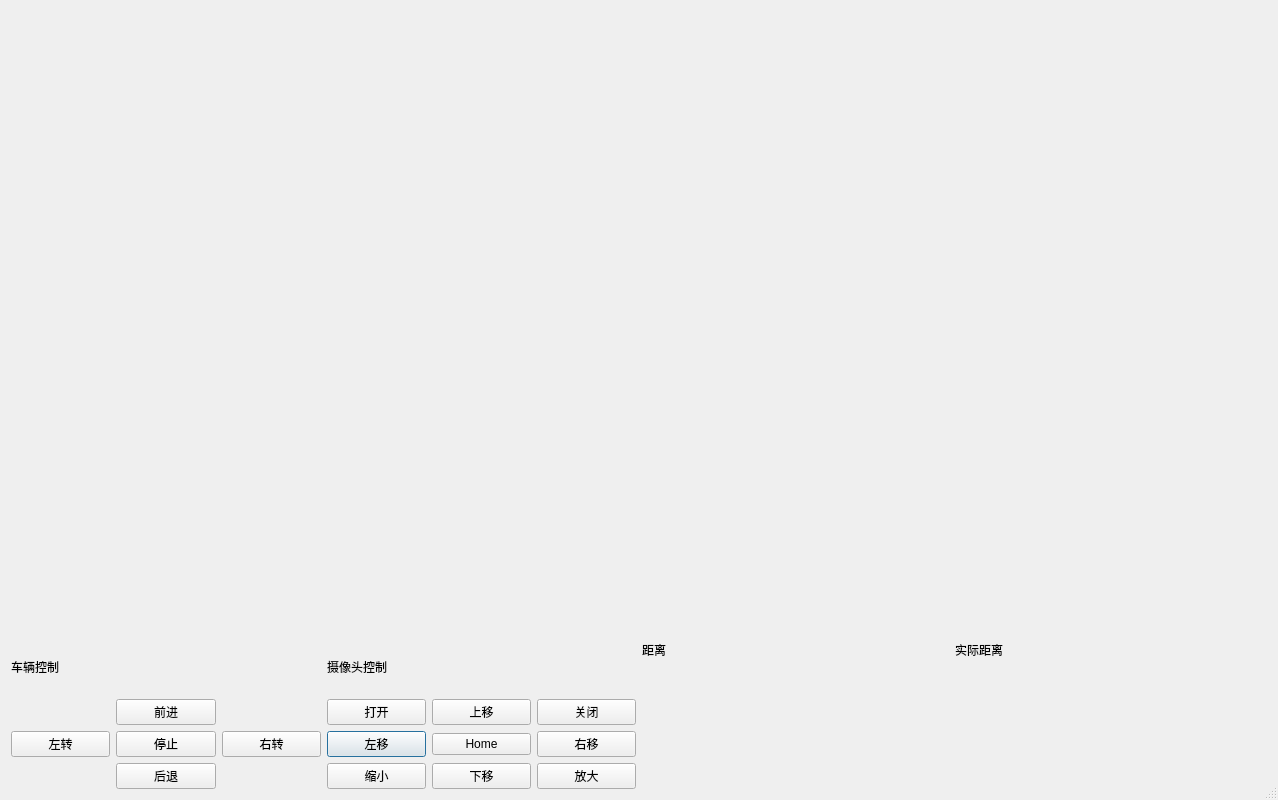
lshiwjx/MeasureDistance, file robotcontroldialog.ui: the form before one commit.
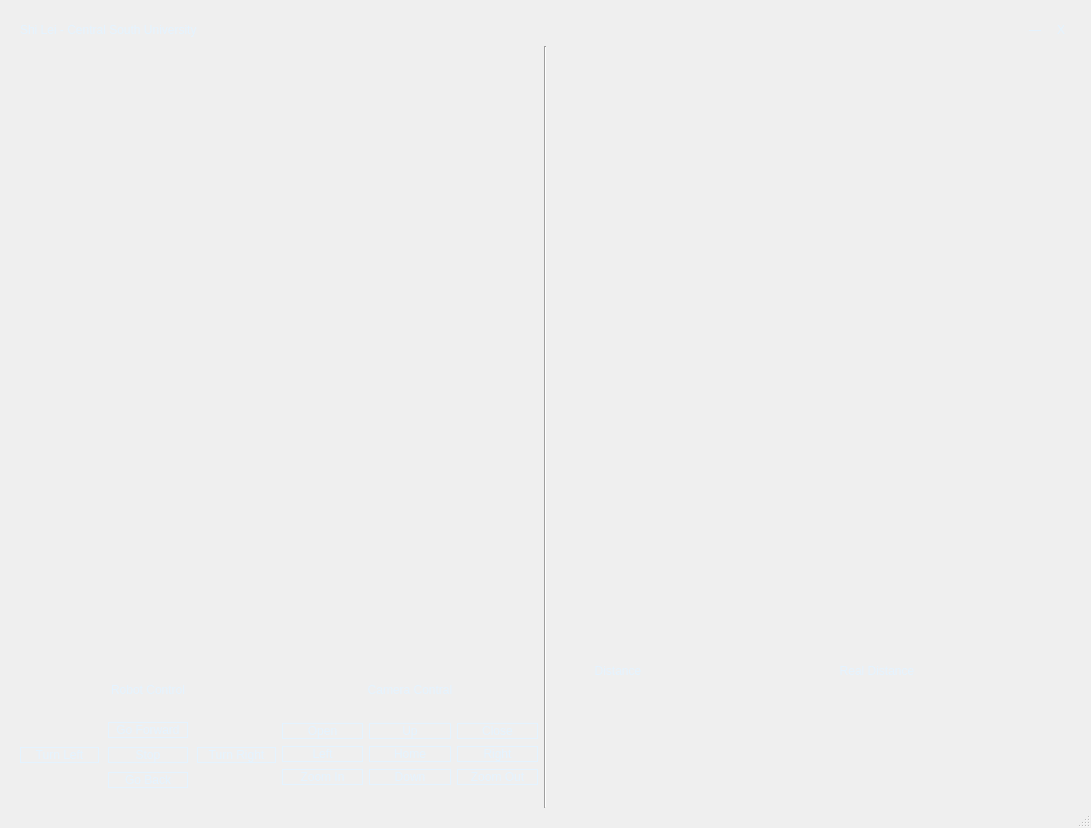
The form after the commit. Icons and pictures are not drawn. Custom widgets are drawn as their Qt base class.

Diff of the .ui file:
```diff
--- a/robotcontroldialog.ui
+++ b/robotcontroldialog.ui
@@ -9,8 +9,8 @@
    <rect>
     <x>0</x>
     <y>0</y>
-    <width>1278</width>
-    <height>800</height>
+    <width>1091</width>
+    <height>828</height>
    </rect>
   </property>
   <property name="sizePolicy">
@@ -34,8 +34,59 @@
   <property name="sizeGripEnabled">
    <bool>true</bool>
   </property>
+  <layout class="QGridLayout" name="gridLayout_2">
+   <item row="0" column="0">
+    <widget class="QFrame" name="frame">
+     <property name="styleSheet">
+      <string notr="true">#frame{
+
+border-image:url(E:/ShiLei/code/qtForVS/pic/3.jpg);
+border-radius: 10px;
+}
+QPushButton{
+	font: 75 italic 9pt &quot;Arial&quot;;
+    border:1px solid rgb(228,243,255);
+    background:rgba(255,255,255,0);
+	color: rgb(228, 243, 255);
+}
+QPushButton:hover                                               
+{
+    background: rgba(30,144,255,0.7);                         
+}
+QLabel#DistanceLabel,QLabel#RealDistanceLable,QLabel#robotControlLabel,QLabel#cameraControlLabel,QLabel#label
+{
+    font: 75 italic 9pt &quot;Arial&quot;;
+    color: rgb(228, 243, 255);
+}
+QLabel#DistanceValueLabel
+{
+   font: 75 italic 9pt &quot;Arial&quot;;
+   color: rgb(255,255, 0);
+}
+QLabel#RealDistanceValueLabel
+{
+   font: 75 italic 9pt &quot;Arial&quot;;
+   color: rgb(255, 0, 0);
+}
+QPushButton#pushButtonClose,QPushButton#pushButtonMinimize{
+	font: 75 14pt &quot;Arial&quot;;
+    border:0px;
+    background:rgba(255,255,255,0);
+	color: rgb(228, 243, 255);
+}
+QPushButton#pushButtonClose:hover,QPushButton#pushButtonMinimize:hover                                               
+{
+    background: rgba(210,10,10,0.7);                         
+}</string>
+     </property>
+     <property name="frameShape">
+      <enum>QFrame::StyledPanel</enum>
+     </property>
+     <property name="frameShadow">
+      <enum>QFrame::Raised</enum>
+     </property>
   <layout class="QGridLayout" name="gridLayout">
-   <item row="0" column="3">
+      <item row="1" column="2">
     <layout class="QGridLayout" name="SonarLayout">
      <item row="1" column="1">
       <widget class="MyMapLabel" name="MapLabel">
@@ -113,20 +164,20 @@
      </item>
     </layout>
    </item>
-   <item row="2" column="3">
+      <item row="2" column="2">
     <layout class="QVBoxLayout" name="CompareLayout">
      <property name="spacing">
       <number>0</number>
      </property>
      <item>
-      <layout class="QHBoxLayout" name="horizontalLayout_2">
+         <layout class="QHBoxLayout" name="horizontalLayout">
        <property name="spacing">
         <number>0</number>
        </property>
        <item>
         <widget class="QLabel" name="DistanceLabel">
          <property name="sizePolicy">
-          <sizepolicy hsizetype="Preferred" vsizetype="Preferred">
+             <sizepolicy hsizetype="Preferred" vsizetype="Minimum">
            <horstretch>0</horstretch>
            <verstretch>0</verstretch>
           </sizepolicy>
@@ -134,11 +185,14 @@
          <property name="minimumSize">
           <size>
            <width>0</width>
-           <height>0</height>
+              <height>15</height>
           </size>
          </property>
          <property name="text">
-          <string>距离</string>
+             <string>Distance</string>
+            </property>
+            <property name="alignment">
+             <set>Qt::AlignCenter</set>
          </property>
         </widget>
        </item>
@@ -160,11 +214,14 @@
          <property name="minimumSize">
           <size>
            <width>0</width>
-           <height>0</height>
+              <height>15</height>
           </size>
          </property>
          <property name="text">
-          <string>实际距离</string>
+             <string>Real Distance</string>
+            </property>
+            <property name="alignment">
+             <set>Qt::AlignCenter</set>
          </property>
         </widget>
        </item>
@@ -180,7 +237,7 @@
      <item>
       <widget class="MyPlotLabel" name="PlotLabel">
        <property name="sizePolicy">
-        <sizepolicy hsizetype="Minimum" vsizetype="Minimum">
+           <sizepolicy hsizetype="Preferred" vsizetype="Preferred">
          <horstretch>0</horstretch>
          <verstretch>0</verstretch>
         </sizepolicy>
@@ -197,6 +254,9 @@
          <height>400</height>
         </size>
        </property>
+          <property name="lineWidth">
+           <number>0</number>
+          </property>
        <property name="text">
         <string/>
        </property>
@@ -204,7 +264,7 @@
      </item>
     </layout>
    </item>
-   <item row="0" column="0">
+      <item row="1" column="0">
     <layout class="QGridLayout" name="figureLayout">
      <property name="sizeConstraint">
       <enum>QLayout::SetDefaultConstraint</enum>
@@ -212,6 +272,9 @@
      <property name="leftMargin">
       <number>0</number>
      </property>
+        <property name="spacing">
+         <number>0</number>
+        </property>
      <item row="3" column="1">
       <spacer name="verticalSpacerBottom">
        <property name="orientation">
@@ -311,7 +374,77 @@
      <item row="0" column="1">
       <widget class="QLabel" name="cameraControlLabel">
        <property name="text">
-        <string>摄像头控制</string>
+           <string>Camera Contral</string>
+          </property>
+          <property name="alignment">
+           <set>Qt::AlignCenter</set>
+          </property>
+         </widget>
+        </item>
+        <item row="1" column="0">
+         <layout class="QGridLayout" name="robotControlLayout">
+          <property name="topMargin">
+           <number>0</number>
+          </property>
+          <property name="bottomMargin">
+           <number>0</number>
+          </property>
+          <property name="spacing">
+           <number>9</number>
+          </property>
+          <item row="2" column="1">
+           <widget class="QPushButton" name="robotBackBtn">
+            <property name="text">
+             <string>Go Back</string>
+            </property>
+           </widget>
+          </item>
+          <item row="0" column="1">
+           <widget class="QPushButton" name="robotForwardBtn">
+            <property name="styleSheet">
+             <string notr="true"/>
+            </property>
+            <property name="text">
+             <string>Go Forward</string>
+            </property>
+           </widget>
+          </item>
+          <item row="1" column="1">
+           <widget class="QPushButton" name="robotStopBtn">
+            <property name="text">
+             <string>Stop</string>
+            </property>
+           </widget>
+          </item>
+          <item row="1" column="2">
+           <widget class="QPushButton" name="robotRightBtn">
+            <property name="text">
+             <string>Turn Right</string>
+            </property>
+           </widget>
+          </item>
+          <item row="1" column="0">
+           <widget class="QPushButton" name="robotLeftBtn">
+            <property name="text">
+             <string>Turn Left</string>
+            </property>
+           </widget>
+          </item>
+         </layout>
+        </item>
+        <item row="0" column="0">
+         <widget class="QLabel" name="robotControlLabel">
+          <property name="maximumSize">
+           <size>
+            <width>16777215</width>
+            <height>15</height>
+           </size>
+          </property>
+          <property name="text">
+           <string>Robot Control</string>
+          </property>
+          <property name="alignment">
+           <set>Qt::AlignCenter</set>
        </property>
       </widget>
      </item>
@@ -320,14 +453,14 @@
        <item row="2" column="0">
         <widget class="QPushButton" name="cameraLeftBtn">
          <property name="text">
-          <string>左移</string>
+             <string>Left</string>
          </property>
         </widget>
        </item>
        <item row="3" column="0">
         <widget class="QPushButton" name="cameraInBtn">
          <property name="text">
-          <string>缩小</string>
+             <string>Zoom In</string>
          </property>
         </widget>
        </item>
@@ -341,94 +474,126 @@
        <item row="0" column="1">
         <widget class="QPushButton" name="cameraUpBtn">
          <property name="text">
-          <string>上移</string>
+             <string>Up</string>
          </property>
         </widget>
        </item>
        <item row="2" column="2">
         <widget class="QPushButton" name="cameraRightBtn">
          <property name="text">
-          <string>右移</string>
+             <string>Right</string>
          </property>
         </widget>
        </item>
        <item row="3" column="1">
         <widget class="QPushButton" name="cameraDownBtn">
          <property name="text">
-          <string>下移</string>
+             <string>Down</string>
          </property>
         </widget>
        </item>
        <item row="3" column="2">
         <widget class="QPushButton" name="cameraOutBtn">
          <property name="text">
-          <string>放大</string>
+             <string>Zoom Out</string>
          </property>
         </widget>
        </item>
        <item row="0" column="0">
         <widget class="QPushButton" name="cameraOpenBtn">
          <property name="text">
-          <string>打开</string>
+             <string>Open</string>
          </property>
         </widget>
        </item>
        <item row="0" column="2">
         <widget class="QPushButton" name="cameraStopBtn">
          <property name="text">
-          <string>关闭</string>
+             <string>Close</string>
+            </property>
+           </widget>
+          </item>
+         </layout>
+        </item>
+       </layout>
+      </item>
+      <item row="1" column="1" rowspan="2">
+       <widget class="Line" name="line">
+        <property name="orientation">
+         <enum>Qt::Vertical</enum>
+        </property>
+       </widget>
+      </item>
+      <item row="0" column="2">
+       <layout class="QHBoxLayout" name="horizontalLayout_2">
+        <item>
+         <spacer name="horizontalSpacer_3">
+          <property name="orientation">
+           <enum>Qt::Horizontal</enum>
+          </property>
+          <property name="sizeHint" stdset="0">
+           <size>
+            <width>20</width>
+            <height>20</height>
+           </size>
+          </property>
+         </spacer>
+        </item>
+        <item>
+         <widget class="QPushButton" name="pushButtonMinimize">
+          <property name="sizePolicy">
+           <sizepolicy hsizetype="Minimum" vsizetype="Preferred">
+            <horstretch>0</horstretch>
+            <verstretch>1</verstretch>
+           </sizepolicy>
+          </property>
+          <property name="minimumSize">
+           <size>
+            <width>20</width>
+            <height>0</height>
+           </size>
+          </property>
+          <property name="text">
+           <string>—</string>
+          </property>
+         </widget>
+        </item>
+        <item>
+         <widget class="QPushButton" name="pushButtonClose">
+          <property name="sizePolicy">
+           <sizepolicy hsizetype="Preferred" vsizetype="Minimum">
+            <horstretch>0</horstretch>
+            <verstretch>0</verstretch>
+           </sizepolicy>
+          </property>
+          <property name="minimumSize">
+           <size>
+            <width>20</width>
+            <height>0</height>
+           </size>
+          </property>
+          <property name="text">
+           <string>X</string>
          </property>
         </widget>
        </item>
       </layout>
      </item>
      <item row="0" column="0">
-      <widget class="QLabel" name="robotControlLabel">
-       <property name="text">
-        <string>车辆控制</string>
-       </property>
-      </widget>
-     </item>
-     <item row="1" column="0">
-      <layout class="QGridLayout" name="robotControlLayout">
-       <item row="2" column="1">
-        <widget class="QPushButton" name="robotBackBtn">
-         <property name="text">
-          <string>后退</string>
-         </property>
-        </widget>
-       </item>
-       <item row="0" column="1">
-        <widget class="QPushButton" name="robotForwardBtn">
+       <widget class="QLabel" name="label">
+        <property name="mouseTracking">
+         <bool>false</bool>
+        </property>
+        <property name="acceptDrops">
+         <bool>false</bool>
+        </property>
          <property name="text">
-          <string>前进</string>
+         <string>Shi Lei - Central South University</string>
          </property>
         </widget>
        </item>
-       <item row="1" column="1">
-        <widget class="QPushButton" name="robotStopBtn">
-         <property name="text">
-          <string>停止</string>
-         </property>
-        </widget>
-       </item>
-       <item row="1" column="2">
-        <widget class="QPushButton" name="robotRightBtn">
-         <property name="text">
-          <string>右转</string>
-         </property>
-        </widget>
-       </item>
-       <item row="1" column="0">
-        <widget class="QPushButton" name="robotLeftBtn">
-         <property name="text">
-          <string>左转</string>
-         </property>
-        </widget>
-       </item>
-      </layout>
-     </item>
-    </layout>
+     </layout>
+    </widget>
    </item>
   </layout>
  </widget>
```
Left out of the diff: 16 changed lines with no effect on the pictures. Lines whose indentation alone changed are shown as unchanged.
